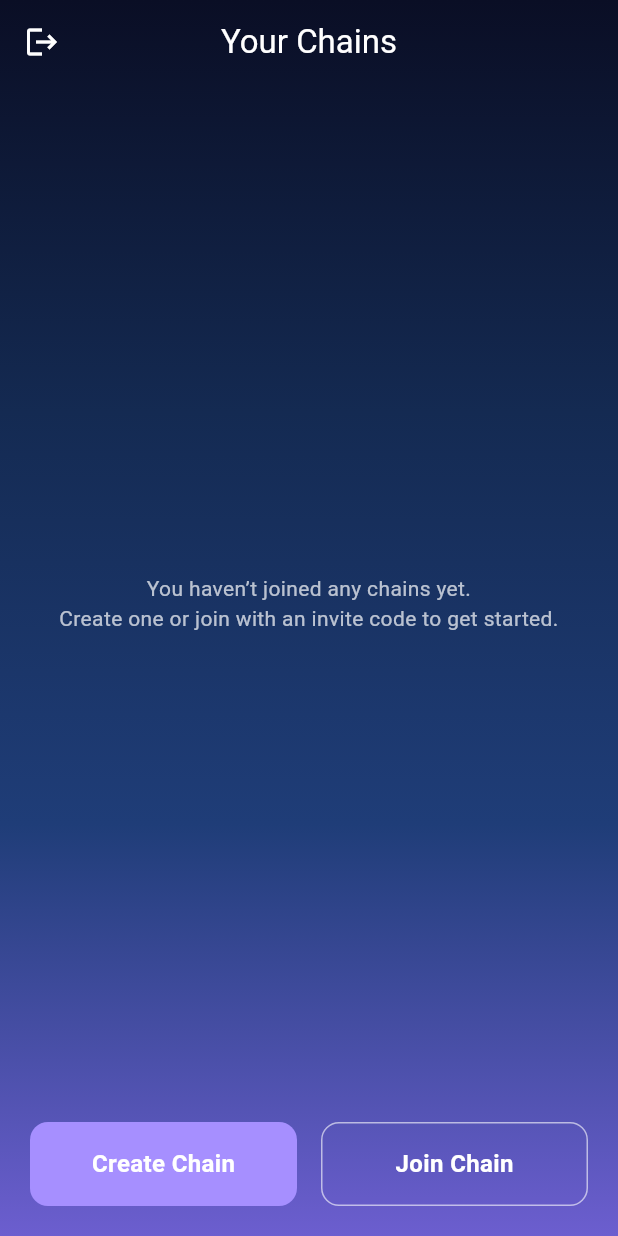
After one commit to m-tokuc/chain_app, a Flutter app: the ChainHubScreen screen opened directly, on a phone screen of 412 x 824 dp. The commit adds this screen. Run offline on Flutter 3.47's test engine with Material 3 defaults, Android fonts, the phone set to English and light mode, and no system bars; our stand-ins replace cloud_firestore, firebase_auth, firebase_core, google_sign_in; accounts and stored records are empty.

Commit message:
Add ChainHub screen and connect login flow

```diff
--- /dev/null
+++ b/chainapp/lib/screens/chain_hub_screen.dart
@@ -0,0 +1,265 @@
+import 'dart:ui';
+import 'package:flutter/material.dart';
+
+import '../services/chain_service.dart';
+import '../services/firebase_auth_service.dart';
+import 'create_chain_screen.dart';
+import 'join_chain_screen.dart';
+import 'home_screen.dart';
+import 'login_screen.dart';
+
+class ChainHubScreen extends StatelessWidget {
+  const ChainHubScreen({super.key});
+
+  @override
+  Widget build(BuildContext context) {
+    final chainService = ChainService();
+    final authService = FirebaseAuthService();
+    final userId = authService.currentUserId();
+
+    return Scaffold(
+      extendBodyBehindAppBar: true,
+      appBar: AppBar(
+        leading: IconButton(
+          icon: const Icon(Icons.logout, color: Colors.white),
+          onPressed: () async {
+            await authService.logout();
+
+            if (context.mounted) {
+              Navigator.pushReplacement(
+                context,
+                MaterialPageRoute(
+                  builder: (_) => const LoginScreen(),
+                ),
+              );
+            }
+          },
+        ),
+        title: const Text(
+          "Your Chains",
+          style: TextStyle(color: Colors.white),
+        ),
+        backgroundColor: Colors.transparent,
+        elevation: 0,
+        centerTitle: true,
+      ),
+      body: Stack(
+        children: [
+          // 🌌 BACKGROUND
+          Positioned.fill(
+            child: Container(
+              decoration: const BoxDecoration(
+                gradient: LinearGradient(
+                  colors: [
+                    Color(0xFF0A0E25),
+                    Color(0xFF142A52),
+                    Color(0xFF1F3D78),
+                    Color(0xFF6C5ECF),
+                  ],
+                  begin: Alignment.topCenter,
+                  end: Alignment.bottomCenter,
+                ),
+              ),
+            ),
+          ),
+
+          SafeArea(
+            child: Column(
+              children: [
+                const SizedBox(height: 20),
+
+                // ===============================
+                // 🔗 MY CHAINS (VERTICAL LIST)
+                // ===============================
+                Expanded(
+                  child: userId == null
+                      ? const Center(
+                          child: Text(
+                            "User not logged in",
+                            style: TextStyle(color: Colors.white),
+                          ),
+                        )
+                      : StreamBuilder<List<Map<String, dynamic>>>(
+                          stream: chainService.getUserChains(userId),
+                          builder: (context, snapshot) {
+                            if (snapshot.connectionState ==
+                                ConnectionState.waiting) {
+                              return const Center(
+                                child: CircularProgressIndicator(
+                                    color: Colors.white),
+                              );
+                            }
+
+                            final chains = snapshot.data ?? [];
+
+                            // ❗ EMPTY STATE
+                            if (chains.isEmpty) {
+                              return Center(
+                                child: Padding(
+                                  padding: const EdgeInsets.symmetric(
+                                      horizontal: 32),
+                                  child: Text(
+                                    "You haven’t joined any chains yet.\nCreate one or join with an invite code to get started.",
+                                    textAlign: TextAlign.center,
+                                    style: TextStyle(
+                                      color: Colors.white.withOpacity(0.7),
+                                      fontSize: 14,
+                                    ),
+                                  ),
+                                ),
+                              );
+                            }
+
+                            // ✅ CHAIN CARDS (ALT ALTA)
+                            return ListView.builder(
+                              padding: const EdgeInsets.symmetric(
+                                  horizontal: 20, vertical: 10),
+                              itemCount: chains.length,
+                              itemBuilder: (context, index) {
+                                final chain = chains[index];
+
+                                return GestureDetector(
+                                  onTap: () {
+                                    Navigator.push(
+                                      context,
+                                      MaterialPageRoute(
+                                        builder: (_) => const HomeScreen(),
+                                      ),
+                                    );
+                                  },
+                                  child: Container(
+                                    margin: const EdgeInsets.only(bottom: 14),
+                                    padding: const EdgeInsets.all(16),
+                                    decoration: BoxDecoration(
+                                      color: Colors.white.withOpacity(0.15),
+                                      borderRadius: BorderRadius.circular(16),
+                                      border: Border.all(
+                                        color: Colors.white.withOpacity(0.25),
+                                      ),
+                                    ),
+                                    child: Row(
+                                      children: [
+                                        Expanded(
+                                          child: Column(
+                                            crossAxisAlignment:
+                                                CrossAxisAlignment.start,
+                                            children: [
+                                              Text(
+                                                chain["name"] ??
+                                                    "Unnamed Chain",
+                                                style: const TextStyle(
+                                                  color: Colors.white,
+                                                  fontSize: 18,
+                                                  fontWeight: FontWeight.bold,
+                                                ),
+                                              ),
+                                              const SizedBox(height: 6),
+                                              Text(
+                                                (chain["period"] ?? "daily")
+                                                    .toUpperCase(),
+                                                style: TextStyle(
+                                                  color: Colors.white
+                                                      .withOpacity(0.7),
+                                                  fontSize: 12,
+                                                ),
+                                              ),
+                                            ],
+                                          ),
+                                        ),
+                                        const Icon(
+                                          Icons.arrow_forward_ios,
+                                          color: Colors.white70,
+                                          size: 16,
+                                        ),
+                                      ],
+                                    ),
+                                  ),
+                                );
+                              },
+                            );
+                          },
+                        ),
+                ),
+
+                // ===============================
+                // ➕ CREATE / 🔑 JOIN BUTTONS
+                // ===============================
+                Padding(
+                  padding:
+                      const EdgeInsets.symmetric(horizontal: 20, vertical: 20),
+                  child: Row(
+                    children: [
+                      // CREATE CHAIN
+                      Expanded(
+                        child: GestureDetector(
+                          onTap: () {
+                            Navigator.push(
+                              context,
+                              MaterialPageRoute(
+                                  builder: (_) => const CreateChainScreen()),
+                            );
+                          },
+                          child: Container(
+                            height: 56,
+                            decoration: BoxDecoration(
+                              borderRadius: BorderRadius.circular(12),
+                              color: const Color(0xFFA68FFF),
+                            ),
+                            child: const Center(
+                              child: Text(
+                                "Create Chain",
+                                style: TextStyle(
+                                  color: Colors.white,
+                                  fontSize: 16,
+                                  fontWeight: FontWeight.w600,
+                                ),
+                              ),
+                            ),
+                          ),
+                        ),
+                      ),
+
+                      const SizedBox(width: 16),
+
+                      // JOIN CHAIN
+                      Expanded(
+                        child: GestureDetector(
+                          onTap: () {
+                            Navigator.push(
+                              context,
+                              MaterialPageRoute(
+                                  builder: (_) => const JoinChainScreen()),
+                            );
+                          },
+                          child: Container(
+                            height: 56,
+                            decoration: BoxDecoration(
+                              borderRadius: BorderRadius.circular(12),
+                              border: Border.all(
+                                color: Colors.white.withOpacity(0.6),
+                              ),
+                            ),
+                            child: const Center(
+                              child: Text(
+                                "Join Chain",
+                                style: TextStyle(
+                                  color: Colors.white,
+                                  fontSize: 16,
+                                  fontWeight: FontWeight.w600,
+                                ),
+                              ),
+                            ),
+                          ),
+                        ),
+                      ),
+                    ],
+                  ),
+                ),
+              ],
+            ),
+          ),
+        ],
+      ),
+    );
+  }
+}
```
Also changed, not shown: chainapp/lib/screens/login_screen.dart (+17 -66 lines), chainapp/pubspec.lock.
